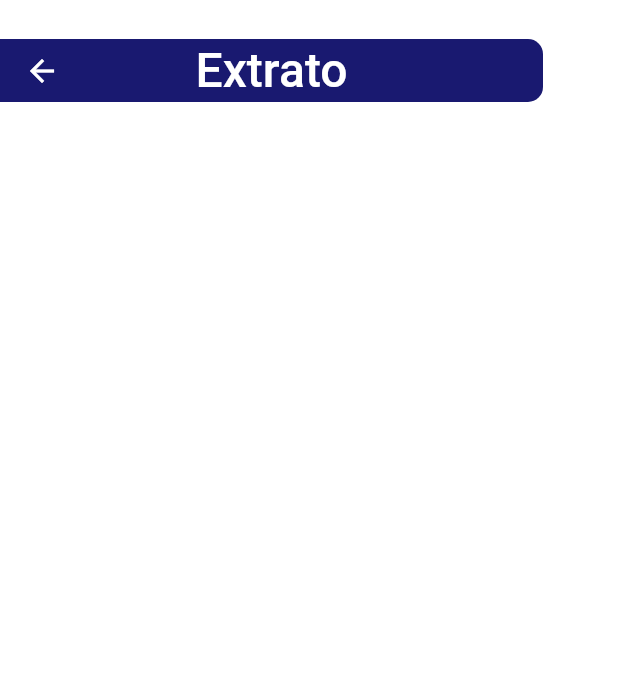
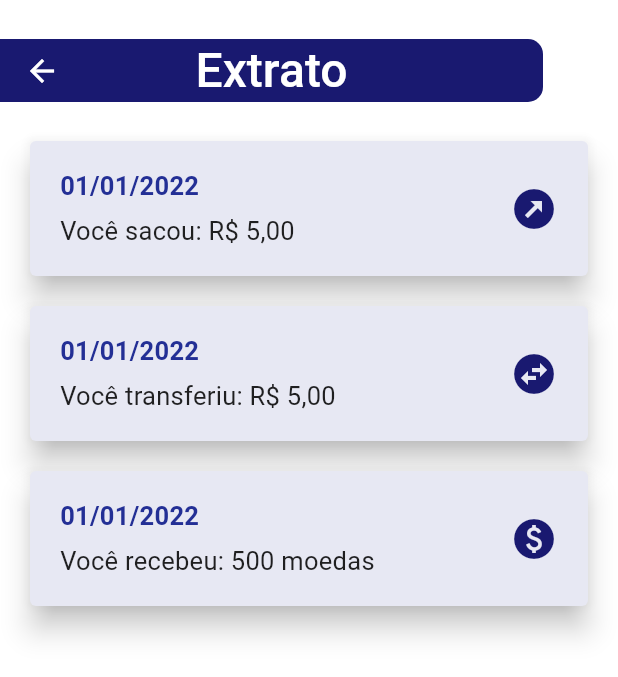
Before and after one commit to RibarrJR/fidelidade_android, a Flutter app: the ExtractPage screen opened by its route, on a phone screen of 412 x 824 dp. Shown: the top 677 px of the screen. Run offline on Flutter 3.47's test engine with Material 2 defaults, Android fonts, the phone set to English and light mode, and no system bars; our stand-ins replace email_validator, flutter_svg, image_picker, mask_text_input_formatter, sqflite, syncfusion_flutter_charts; missing offline and left inert: cpf_cnpj_validator, image_picker_for_web, popup_menu; accounts and stored records are empty.

Commit message:
feature/extractpage

```diff
--- a/lib/features/Extract/presentation/pages/ExtractPage.dart
+++ b/lib/features/Extract/presentation/pages/ExtractPage.dart
@@ -1,4 +1,5 @@
 import 'package:fidelidade_android/shared/presentation/widgets/CustomAppBar.dart';
+import 'package:fidelidade_android/utils/constants.dart';
 import 'package:flutter/material.dart';
 
 class ExtractPage extends StatefulWidget {
@@ -18,11 +19,109 @@ class _ExtractPageState extends State<ExtractPage> {
       ),
       body: ListView(
         children: [
-          Container(
-            height: 20,
+          ExtractCard(
+            date: '01/01/2022',
+            amount: 'R\$ 5,00',
+            type: CardType.WITHDRAW,
+          ),
+          ExtractCard(
+            date: '01/01/2022',
+            amount: 'R\$ 5,00',
+            type: CardType.TRANSFER,
+          ),
+          ExtractCard(
+            date: '01/01/2022',
+            amount: '500',
+            type: CardType.RECEIVE,
           ),
         ],
       ),
     );
   }
 }
+
+class ExtractCard extends StatelessWidget {
+  late IconData icon;
+  final String amount;
+  final String date;
+  final CardType type;
+  late String text;
+  ExtractCard({
+    Key? key,
+    required this.type,
+    required this.amount,
+    required this.date,
+  }) : super(key: key) {
+    switch (type) {
+      case CardType.RECEIVE:
+        icon = Icons.paid;
+        text = "Você recebeu: $amount moedas";
+        break;
+      case CardType.TRANSFER:
+        icon = Icons.swap_horizontal_circle;
+        text = "Você transferiu: $amount";
+        break;
+      case CardType.WITHDRAW:
+        icon = Icons.outbond;
+        text = "Você sacou: $amount";
+        break;
+      default:
+    }
+  }
+
+  @override
+  Widget build(BuildContext context) {
+    return Card(
+      elevation: 8.0,
+      margin: const EdgeInsets.symmetric(horizontal: 20.0, vertical: 10.0),
+      color: disabledBg,
+      child: Padding(
+        padding: const EdgeInsets.all(20.0),
+        child: Row(
+          mainAxisAlignment: MainAxisAlignment.spaceBetween,
+          children: [
+            Column(
+              crossAxisAlignment: CrossAxisAlignment.start,
+              children: [
+                Row(
+                  children: [
+                    Text(
+                      date,
+                      style: TextStyle(
+                          color: Color(0xFF232F95),
+                          fontWeight: FontWeight.bold,
+                          fontSize: 17,
+                          letterSpacing: 0.2),
+                    ),
+                  ],
+                ),
+                Container(
+                  height: 10,
+                ),
+                Row(
+                  children: [
+                    Text(
+                      text,
+                      style: TextStyle(fontSize: 17, letterSpacing: 0.2),
+                    ),
+                  ],
+                ),
+              ],
+            ),
+            Row(
+              children: [
+                Icon(
+                  icon,
+                  color: primaryColor,
+                  size: 32,
+                )
+              ],
+            )
+          ],
+        ),
+      ),
+    );
+  }
+}
+
+enum CardType { TRANSFER, WITHDRAW, RECEIVE }
--- a/lib/features/Withdraw/presentation/pages/WithdrawPixPage.dart
+++ b/lib/features/Withdraw/presentation/pages/WithdrawPixPage.dart
@@ -38,7 +38,7 @@ class _PixPageState extends State<PixPage> {
             ),
             PixCardWidget(
                 type: 'Chave aleatória ',
-                value: "98a7dfia98a7dfia.....kjeiu#f&"),
+                value: "98a7dfia...kjeiu#f&"),
             PixCardWidget(type: 'CPF', value: "126.***.***-08"),
           ],
         ));
--- a/lib/features/Withdraw/presentation/pages/WithdrawTedPage.dart
+++ b/lib/features/Withdraw/presentation/pages/WithdrawTedPage.dart
@@ -25,7 +25,7 @@ class _WithDrawTedPageState extends State<WithDrawTedPage> {
           ),
           Center(
             child: Text(
-              'Selecione a conta de destino',
+              'Selecione o destino',
               style: TextStyle(
                   color: primaryColor,
                   fontWeight: FontWeight.bold,
```
Also changed, not shown: lib/features/SignUp/presentation/pages/SignUpPage.dart (+18 -31 lines), lib/features/SignUp/presentation/pages/SignUpSecondPage.dart (+5 -2 lines), lib/shared/presentation/widgets/ChangePassword.dart (+3 -5 lines), lib/shared/presentation/widgets/ProfileEdit.dart (+3 -5 lines), 2 other files.
